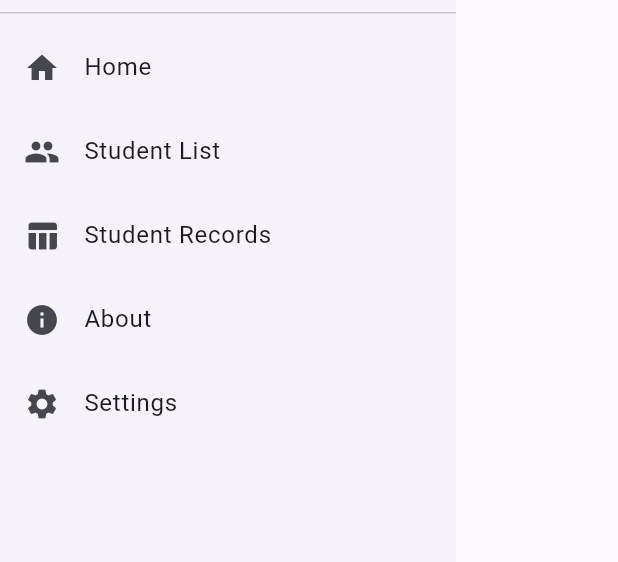
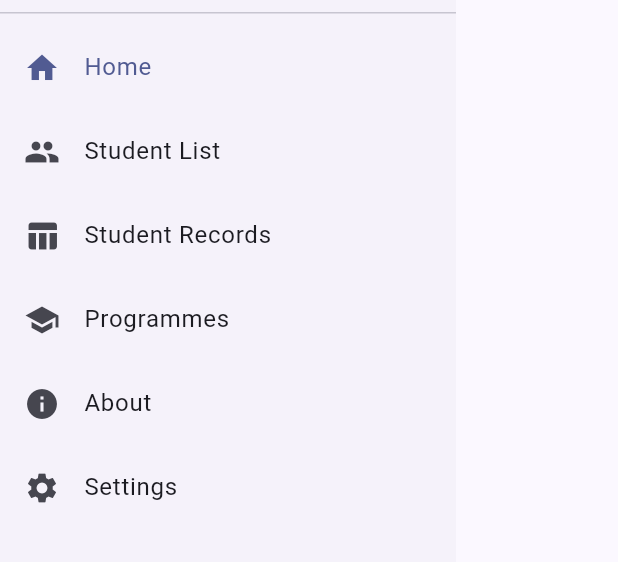
Before and after one commit to SyazwanBlade/StudentHub, a Flutter app: the AppDrawer widget shown alone on an empty page, opened directly, on a phone screen of 412 x 824 dp, the part 228-790 px from its top. Run offline on Flutter 3.47's test engine with Material 3 defaults, Android fonts, the phone set to English and light mode, and no system bars.

Commit message:
Refactor navigation state into AppSection enum in Provider (Claude)

```diff
--- a/lib/state/app_state.dart
+++ b/lib/state/app_state.dart
@@ -1,21 +1,34 @@
 import 'package:flutter/foundation.dart';
 
+/// Main sections of the app, in the same order as the bottom navigation.
+///
+/// Kept free of UI types (icons, widgets) so the state layer stays separate
+/// from the UI. Adding a section here automatically updates the valid range.
+enum AppSection { home, students, records, programmes, about }
+
 /// Shared application state (selected navigation destination).
+///
+/// Keeping the selected section in the provider, rather than in a page's
+/// [StatefulWidget], lets the drawer and bottom navigation stay in sync.
 class AppState extends ChangeNotifier {
-  int _currentIndex = 0;
+  AppSection _section = AppSection.home;
 
-  int get currentIndex => _currentIndex;
+  /// Currently selected section.
+  AppSection get section => _section;
 
-  /// Updates the selected main navigation destination.
-  ///
-  /// Keeping this mutation in the provider, rather than in a page's
-  /// [StatefulWidget], lets the drawer and bottom navigation stay in sync.
-  void setIndex(int index) {
-    if (index < 0) {
-      throw ArgumentError.value(index, 'index', 'must not be negative');
-    }
-    if (index == _currentIndex) return;
-    _currentIndex = index;
+  /// Index of the selected section, for widgets such as [NavigationBar].
+  int get currentIndex => _section.index;
+
+  /// Selects [section] and notifies listeners only if it changed.
+  void select(AppSection section) {
+    if (section == _section) return;
+    _section = section;
     notifyListeners();
   }
+
+  /// Selects the section at [index]. Throws a [RangeError] if out of range.
+  void setIndex(int index) {
+    RangeError.checkValidIndex(index, AppSection.values, 'index');
+    select(AppSection.values[index]);
+  }
 }
--- a/lib/widgets/app_drawer.dart
+++ b/lib/widgets/app_drawer.dart
@@ -6,45 +6,45 @@ import '../state/app_state.dart';
 class AppDrawer extends StatelessWidget {
   const AppDrawer({super.key});
 
-  void _go(BuildContext context, int index) {
-    context.read<AppState>().setIndex(index);
+  void _go(BuildContext context, AppSection section) {
+    context.read<AppState>().select(section);
     Navigator.pop(context);
   }
 
   @override
   Widget build(BuildContext context) {
+    // Rebuilds only when the selected section changes.
+    final current = context.select<AppState, AppSection>((s) => s.section);
+
+    ListTile item(IconData icon, String title, AppSection section) {
+      return ListTile(
+        leading: Icon(icon),
+        title: Text(title),
+        selected: current == section,
+        onTap: () => _go(context, section),
+      );
+    }
+
     return Drawer(
       child: ListView(
         children: [
           const DrawerHeader(
             child: Text('StudentHub', style: TextStyle(fontSize: 24)),
           ),
-          ListTile(
-            leading: const Icon(Icons.home),
-            title: const Text('Home'),
-            onTap: () => _go(context, 0),
-          ),
-          ListTile(
-            leading: const Icon(Icons.people),
-            title: const Text('Student List'),
-            onTap: () => _go(context, 1),
-          ),
-          ListTile(
-            leading: const Icon(Icons.table_chart),
-            title: const Text('Student Records'),
-            onTap: () => _go(context, 2),
-          ),
-          ListTile(
-            leading: const Icon(Icons.info),
-            title: const Text('About'),
-            onTap: () => _go(context, 4),
-          ),
+          item(Icons.home, 'Home', AppSection.home),
+          item(Icons.people, 'Student List', AppSection.students),
+          item(Icons.table_chart, 'Student Records', AppSection.records),
+          item(Icons.school, 'Programmes', AppSection.programmes),
+          item(Icons.info, 'About', AppSection.about),
           ListTile(
             leading: const Icon(Icons.settings),
             title: const Text('Settings'),
             onTap: () {
+              // Get the messenger before closing the drawer, so we don't use
+              // the drawer's context after it has been removed.
+              final messenger = ScaffoldMessenger.of(context);
               Navigator.pop(context);
-              ScaffoldMessenger.of(context).showSnackBar(
+              messenger.showSnackBar(
                 const SnackBar(content: Text('Settings coming soon')),
               );
             },
--- a/lib/widgets/bottom_nav.dart
+++ b/lib/widgets/bottom_nav.dart
@@ -12,6 +12,7 @@ class BottomNav extends StatelessWidget {
     return NavigationBar(
       selectedIndex: currentIndex,
       onDestinationSelected: context.read<AppState>().setIndex,
+      // Must follow the AppSection order.
       destinations: const [
         NavigationDestination(
           icon: Icon(Icons.home_outlined),
```
Also changed, not shown: lib/main.dart (+14 -11 lines), 1 other file.
